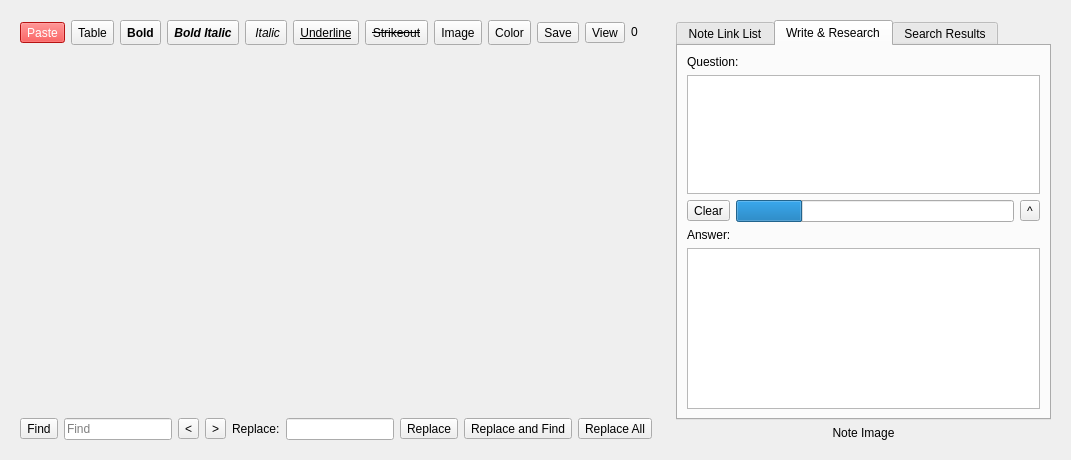
This is src/Notes/Notes.ui in ic005k/Knot as Qt 5 draws it before an edit. The edited form follows.
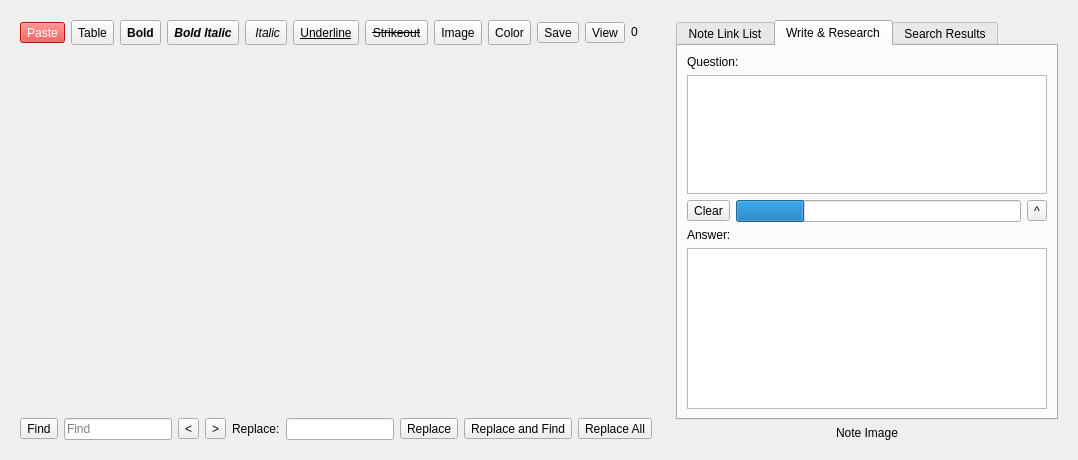
This is the edited form. The open tabs and pages were chosen to show the change. Icons and pictures are not drawn.

```diff
--- a/src/Notes/Notes.ui
+++ b/src/Notes/Notes.ui
@@ -6,7 +6,7 @@
    <rect>
     <x>0</x>
     <y>0</y>
-    <width>1071</width>
+    <width>1078</width>
     <height>460</height>
    </rect>
   </property>
```
Left out of the diff: 2 changed lines with no effect on the pictures.
